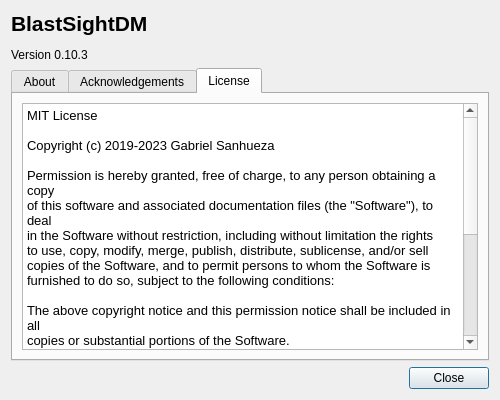
gsanhueza/BlastSight, file blastsight/view/gui/UI/aboutdialog.ui: the form before one commit.
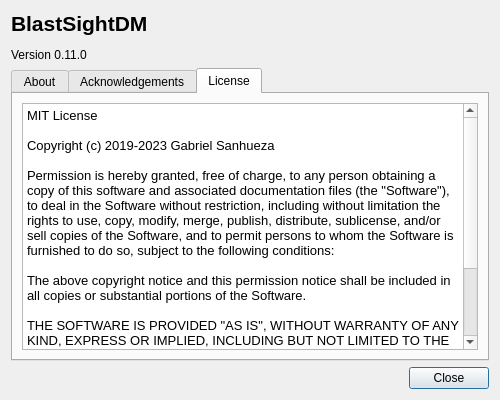
The form after the commit. The open tabs and pages were chosen to show the change. Icons and pictures are not drawn.

```diff
--- a/blastsight/view/gui/UI/aboutdialog.ui
+++ b/blastsight/view/gui/UI/aboutdialog.ui
@@ -30,7 +30,7 @@
         </sizepolicy>
        </property>
        <property name="text">
-        <string>&lt;html&gt;&lt;head/&gt;&lt;body&gt;&lt;p&gt;&lt;span style=&quot; font-size:16pt; font-weight:600;&quot;&gt;BlastSightDM&lt;/span&gt;&lt;/p&gt;&lt;p&gt;Version 0.10.3&lt;/p&gt;&lt;/body&gt;&lt;/html&gt;</string>
+        <string>&lt;html&gt;&lt;head/&gt;&lt;body&gt;&lt;p&gt;&lt;span style=&quot; font-size:16pt; font-weight:600;&quot;&gt;BlastSightDM&lt;/span&gt;&lt;/p&gt;&lt;p&gt;Version 0.11.0&lt;/p&gt;&lt;/body&gt;&lt;/html&gt;</string>
        </property>
       </widget>
      </item>
@@ -113,23 +113,11 @@
 &lt;p style=&quot;-qt-paragraph-type:empty; margin-top:0px; margin-bottom:0px; margin-left:0px; margin-right:0px; -qt-block-indent:0; text-indent:0px;&quot;&gt;&lt;br /&gt;&lt;/p&gt;
 &lt;p style=&quot; margin-top:0px; margin-bottom:0px; margin-left:0px; margin-right:0px; -qt-block-indent:0; text-indent:0px;&quot;&gt;Copyright (c) 2019-2023 Gabriel Sanhueza&lt;/p&gt;
 &lt;p style=&quot;-qt-paragraph-type:empty; margin-top:0px; margin-bottom:0px; margin-left:0px; margin-right:0px; -qt-block-indent:0; text-indent:0px;&quot;&gt;&lt;br /&gt;&lt;/p&gt;
-&lt;p style=&quot; margin-top:0px; margin-bottom:0px; margin-left:0px; margin-right:0px; -qt-block-indent:0; text-indent:0px;&quot;&gt;Permission is hereby granted, free of charge, to any person obtaining a copy&lt;/p&gt;
-&lt;p style=&quot; margin-top:0px; margin-bottom:0px; margin-left:0px; margin-right:0px; -qt-block-indent:0; text-indent:0px;&quot;&gt;of this software and associated documentation files (the &amp;quot;Software&amp;quot;), to deal&lt;/p&gt;
-&lt;p style=&quot; margin-top:0px; margin-bottom:0px; margin-left:0px; margin-right:0px; -qt-block-indent:0; text-indent:0px;&quot;&gt;in the Software without restriction, including without limitation the rights&lt;/p&gt;
-&lt;p style=&quot; margin-top:0px; margin-bottom:0px; margin-left:0px; margin-right:0px; -qt-block-indent:0; text-indent:0px;&quot;&gt;to use, copy, modify, merge, publish, distribute, sublicense, and/or sell&lt;/p&gt;
-&lt;p style=&quot; margin-top:0px; margin-bottom:0px; margin-left:0px; margin-right:0px; -qt-block-indent:0; text-indent:0px;&quot;&gt;copies of the Software, and to permit persons to whom the Software is&lt;/p&gt;
-&lt;p style=&quot; margin-top:0px; margin-bottom:0px; margin-left:0px; margin-right:0px; -qt-block-indent:0; text-indent:0px;&quot;&gt;furnished to do so, subject to the following conditions:&lt;/p&gt;
+&lt;p style=&quot; margin-top:0px; margin-bottom:0px; margin-left:0px; margin-right:0px; -qt-block-indent:0; text-indent:0px;&quot;&gt;Permission is hereby granted, free of charge, to any person obtaining a copy of this software and associated documentation files (the &amp;quot;Software&amp;quot;), to deal in the Software without restriction, including without limitation the rights to use, copy, modify, merge, publish, distribute, sublicense, and/or sell copies of the Software, and to permit persons to whom the Software is furnished to do so, subject to the following conditions:&lt;/p&gt;
 &lt;p style=&quot;-qt-paragraph-type:empty; margin-top:0px; margin-bottom:0px; margin-left:0px; margin-right:0px; -qt-block-indent:0; text-indent:0px;&quot;&gt;&lt;br /&gt;&lt;/p&gt;
-&lt;p style=&quot; margin-top:0px; margin-bottom:0px; margin-left:0px; margin-right:0px; -qt-block-indent:0; text-indent:0px;&quot;&gt;The above copyright notice and this permission notice shall be included in all&lt;/p&gt;
-&lt;p style=&quot; margin-top:0px; margin-bottom:0px; margin-left:0px; margin-right:0px; -qt-block-indent:0; text-indent:0px;&quot;&gt;copies or substantial portions of the Software.&lt;/p&gt;
+&lt;p style=&quot; margin-top:0px; margin-bottom:0px; margin-left:0px; margin-right:0px; -qt-block-indent:0; text-indent:0px;&quot;&gt;The above copyright notice and this permission notice shall be included in all copies or substantial portions of the Software. &lt;/p&gt;
 &lt;p style=&quot;-qt-paragraph-type:empty; margin-top:0px; margin-bottom:0px; margin-left:0px; margin-right:0px; -qt-block-indent:0; text-indent:0px;&quot;&gt;&lt;br /&gt;&lt;/p&gt;
-&lt;p style=&quot; margin-top:0px; margin-bottom:0px; margin-left:0px; margin-right:0px; -qt-block-indent:0; text-indent:0px;&quot;&gt;THE SOFTWARE IS PROVIDED &amp;quot;AS IS&amp;quot;, WITHOUT WARRANTY OF ANY KIND, EXPRESS OR&lt;/p&gt;
-&lt;p style=&quot; margin-top:0px; margin-bottom:0px; margin-left:0px; margin-right:0px; -qt-block-indent:0; text-indent:0px;&quot;&gt;IMPLIED, INCLUDING BUT NOT LIMITED TO THE WARRANTIES OF MERCHANTABILITY,&lt;/p&gt;
-&lt;p style=&quot; margin-top:0px; margin-bottom:0px; margin-left:0px; margin-right:0px; -qt-block-indent:0; text-indent:0px;&quot;&gt;FITNESS FOR A PARTICULAR PURPOSE AND NONINFRINGEMENT. IN NO EVENT SHALL THE&lt;/p&gt;
-&lt;p style=&quot; margin-top:0px; margin-bottom:0px; margin-left:0px; margin-right:0px; -qt-block-indent:0; text-indent:0px;&quot;&gt;AUTHORS OR COPYRIGHT HOLDERS BE LIABLE FOR ANY CLAIM, DAMAGES OR OTHER&lt;/p&gt;
-&lt;p style=&quot; margin-top:0px; margin-bottom:0px; margin-left:0px; margin-right:0px; -qt-block-indent:0; text-indent:0px;&quot;&gt;LIABILITY, WHETHER IN AN ACTION OF CONTRACT, TORT OR OTHERWISE, ARISING FROM,&lt;/p&gt;
-&lt;p style=&quot; margin-top:0px; margin-bottom:0px; margin-left:0px; margin-right:0px; -qt-block-indent:0; text-indent:0px;&quot;&gt;OUT OF OR IN CONNECTION WITH THE SOFTWARE OR THE USE OR OTHER DEALINGS IN THE&lt;/p&gt;
-&lt;p style=&quot; margin-top:0px; margin-bottom:0px; margin-left:0px; margin-right:0px; -qt-block-indent:0; text-indent:0px;&quot;&gt;SOFTWARE.&lt;/p&gt;&lt;/body&gt;&lt;/html&gt;</string>
+&lt;p style=&quot; margin-top:0px; margin-bottom:0px; margin-left:0px; margin-right:0px; -qt-block-indent:0; text-indent:0px;&quot;&gt;THE SOFTWARE IS PROVIDED &amp;quot;AS IS&amp;quot;, WITHOUT WARRANTY OF ANY KIND, EXPRESS OR IMPLIED, INCLUDING BUT NOT LIMITED TO THE WARRANTIES OF MERCHANTABILITY, FITNESS FOR A PARTICULAR PURPOSE AND NONINFRINGEMENT. IN NO EVENT SHALL THE AUTHORS OR COPYRIGHT HOLDERS BE LIABLE FOR ANY CLAIM, DAMAGES OR OTHER LIABILITY, WHETHER IN AN ACTION OF CONTRACT, TORT OR OTHERWISE, ARISING FROM, OUT OF OR IN CONNECTION WITH THE SOFTWARE OR THE USE OR OTHER DEALINGS IN THE SOFTWARE.&lt;/p&gt;&lt;/body&gt;&lt;/html&gt;</string>
          </property>
         </widget>
        </item>
```
Left out of the diff: 3 changed lines with no effect on the pictures.
